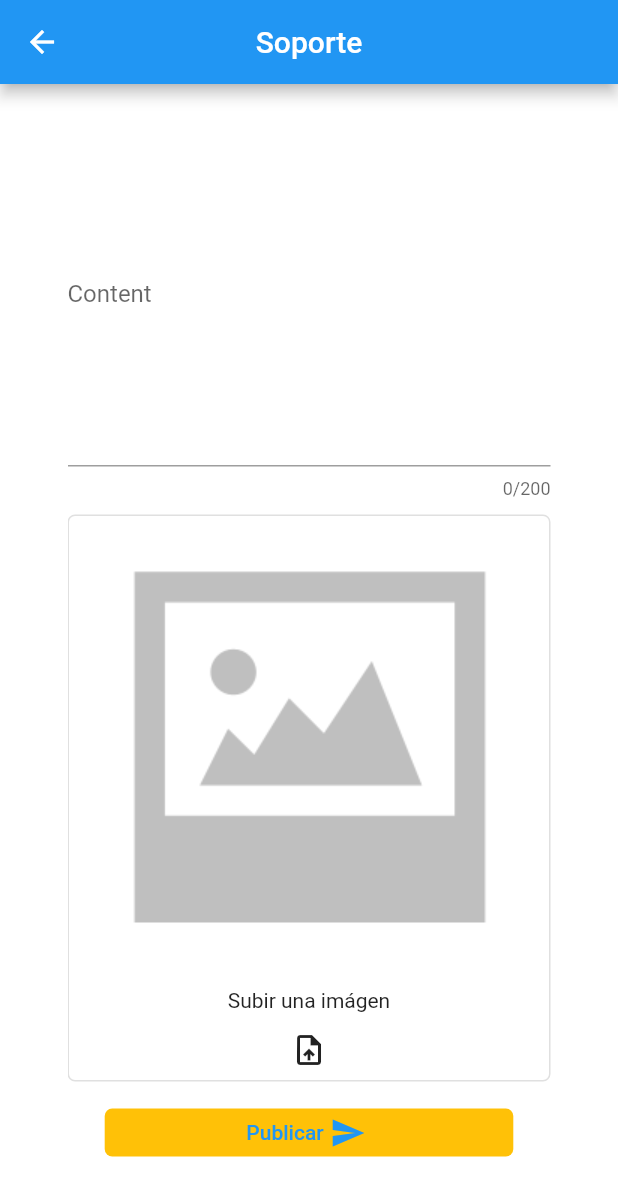
After one commit to dbchango/Codemunity, a Flutter app: the SupporPage screen opened by its route, scrolled down 124 dp, after a tap on "Publicar", on a phone screen of 412 x 824 dp. The commit adds this screen. Shown: the top 1196 px of the screen. Run offline on Flutter 3.47's test engine with Material 2 defaults, Android fonts, the phone set to English and light mode, and no system bars; our stand-ins replace image_picker; missing offline and left inert: mime_type; network calls fail.

Commit message:
Support functions added

```diff
--- a/lib/main.dart
+++ b/lib/main.dart
@@ -1,3 +1,6 @@
+import 'package:code_munnity/pages/login_page.dart';
+import 'package:code_munnity/pages/register_page.dart';
+import 'package:code_munnity/pages/support_page.dart';
 import 'package:flutter/material.dart';
 import 'package:code_munnity/pages/main_page.dart';
 
@@ -28,7 +31,11 @@ class MyApp extends StatelessWidget {
         visualDensity: VisualDensity.adaptivePlatformDensity,
       ),
       routes: {
-        '/': (BuildContext context) => MainPage()
+        '/': (BuildContext context) => MainPage(),
+        '/support': (BuildContext context) => SupporPage(),
+        '/register': (BuildContext context) => RegisterPage(),
+        '/login' : (BuildContext context) => LoginPage(),
+
       },
     );
   }
--- /dev/null
+++ b/lib/models/support_message.dart
@@ -0,0 +1,36 @@
+// To parse this JSON data, do
+//
+//     final message = messageFromJson(jsonString);
+
+import 'dart:convert';
+
+SupportMessage supportMessageFromJson(String str) => SupportMessage.fromJson(json.decode(str));
+
+String supportMessageToJson(SupportMessage data) => json.encode(data.toJson());
+
+class SupportMessage {
+  SupportMessage({
+    this.id,
+    this.title,
+    this.text,
+    this.screenshot,
+  });
+  String id;
+  String title;
+  String text;
+  String screenshot;
+
+  factory SupportMessage.fromJson(Map<String, dynamic> json) => SupportMessage(
+        id : json['id'],
+        title: json["title"],
+        text: json["text"],
+        screenshot: json["screenshot"],
+      );
+
+  Map<String, dynamic> toJson() => {
+        "id":id,
+        "title": title,
+        "text": text,
+        "screenshot": screenshot,
+      };
+}
--- a/lib/pages/article_page.dart
+++ b/lib/pages/article_page.dart
@@ -28,9 +28,10 @@ class _ArticlePageState extends State<ArticlePage> {
          centerTitle: true,
          title: _currentArticle == null ? Text('Articulo'):Text(_currentArticle.title ?? ""),
        ),
-       body: _currentArticle == null ? Center(child:  Container(height:25.0, width:25.0, child: CircularProgressIndicator())):CustomScrollView(slivers: [
+       body: _currentArticle == null ? Center(child:  Container(height:25.0, width:25.0, child: CircularProgressIndicator())):
+       CustomScrollView(slivers: [
         _appBar(_currentArticle.title),
-        SliverList(delegate: SliverChildListDelegate([Text(_currentArticle.title), SizedBox(height: 15.0,)]))
+        SliverList(delegate: SliverChildListDelegate([Text(_currentArticle.content), SizedBox(height: 15.0,)]))
       ],)
     );
   }
--- a/lib/pages/main_page.dart
+++ b/lib/pages/main_page.dart
@@ -1,9 +1,12 @@
 import 'package:code_munnity/models/author.dart';
+import 'package:code_munnity/pages/profile_page.dart';
+import 'package:code_munnity/pages/support_PAGE.dart';
 import 'package:code_munnity/screens/collection_screen.dart';
 import 'package:code_munnity/screens/home_screen.dart';
 import 'package:code_munnity/screens/search_screen.dart';
 import 'package:code_munnity/screens/write_article_screen.dart';
 import 'package:flutter/material.dart';
+
 
 class MainPage extends StatefulWidget {
   MainPage({Key key}) : super(key: key);
@@ -28,6 +31,9 @@ class _MainPageState extends State<MainPage> {
     ),
     CollectionScreen(
       key: PageStorageKey('Colecciones')
+    ),
+    SupporPage(
+      key: PageStorageKey('Soporte')
     )
   ];
 
@@ -50,7 +56,7 @@ class _MainPageState extends State<MainPage> {
       avatarimgurl: "https://yt3.ggpht.com/ytc/AAUvwnivjbUJ86-ZYW6puGnhv0Rey-osg2TL00CF-sEXXw=s900-c-k-c0x00ffffff-no-rj"
       );
     return Scaffold(
-        drawer: _getdrawer(test),
+        drawer: getdrawer(test),
         appBar: AppBar(
           centerTitle: true,
           title: Text('CodeMmunity'),
@@ -84,12 +90,15 @@ class _MainPageState extends State<MainPage> {
           ),
 
     );
+
+
   }
 
-  Widget _getdrawer(Author author){
+  Widget getdrawer(Author author){
     return Drawer(
       child: ListView(
         children: <Widget>[
+
             UserAccountsDrawerHeader(
               accountName: Text(author.name),
               accountEmail: Text(author.mail),
@@ -100,24 +109,28 @@ class _MainPageState extends State<MainPage> {
             ),
             ListTile(
               leading: new Icon(Icons.account_circle_outlined),
-              title: new Text("Profile"),
+              title: new Text("Soporte"),
               onTap: () {
-                Navigator.pop(context);
+                Navigator.push(context, MaterialPageRoute(builder: (context)=> SupporPage()));
               },
             ),
             Divider(),
+
             ListTile(
               leading: new Icon(Icons.home),
               title: new Text("Profile"),
               onTap: () {
-                Navigator.pop(context);
+                Navigator.push(context, MaterialPageRoute(builder: (context)=> ProfilePage()));
               },
             ),
             Divider(),
+
 
         ],
       ),
     );
   }
 
+
+
 }
--- /dev/null
+++ b/lib/pages/profile_page.dart
@@ -0,0 +1,16 @@
+import 'package:flutter/material.dart';
+class ProfilePage extends StatefulWidget {
+  ProfilePage({Key key}) : super(key: key);
+
+  @override
+  _ProfilePageState createState() => _ProfilePageState();
+}
+
+class _ProfilePageState extends State<ProfilePage> {
+  @override
+  Widget build(BuildContext context) {
+    return Container(
+       child: Text("Profile page"),
+    );
+  }
+}
--- /dev/null
+++ b/lib/pages/support_page.dart
@@ -0,0 +1,197 @@
+import 'dart:io';
+
+import 'package:code_munnity/models/support_message.dart';
+import 'package:code_munnity/providers/support_service.dart';
+import 'package:flutter/material.dart';
+import 'package:image_picker/image_picker.dart';
+class SupporPage extends StatefulWidget {
+  SupporPage({Key key}) : super(key: key);
+
+  @override
+  _SupporPageState createState() => _SupporPageState();
+}
+
+class _SupporPageState extends State<SupporPage> {
+  SupportMessage _supportMessage = new SupportMessage();
+  var _size;
+  final formKey = GlobalKey<FormState>();
+  File _img ;
+  SupportService _service = new SupportService();
+  final picker = ImagePicker();
+  @override
+  Widget build(BuildContext context) {
+
+     _size = MediaQuery.of(context).size.width;
+    return Scaffold(
+      appBar: AppBar(
+          centerTitle: true,
+          title: Text('Soporte'),
+        ),
+      body: Container(
+        decoration: BoxDecoration(
+          color: Colors.white
+        ),
+        padding: EdgeInsets.all(40),
+        child: Padding(
+          padding: EdgeInsets.all(5),
+          child: Form(
+            key:formKey,
+            child: ListView(
+              children: <Widget>[
+                Center(child: Text("Escríbenos", style: TextStyle(fontSize: 20, fontWeight: FontWeight.bold),)),
+                _getTitleInput(),
+                _getTextInput(),
+                _getImgBox(),
+                _getSubmitButton()
+              ],
+            )
+          ),
+        )
+      ),
+    );
+  }
+
+  Widget _getTitleInput(){
+    return TextFormField(
+              decoration: InputDecoration(
+                labelText: "Title"
+              ),
+              maxLength: 100,
+              initialValue: _supportMessage.title,
+              onSaved: (value){
+                setState(() {
+                  _supportMessage.title = value;
+                });
+              },
+            );
+  }
+
+  Widget _getTextInput(){
+    return TextFormField(
+          decoration: InputDecoration(
+                labelText: "Content"
+          ),
+          maxLength: 200,
+          maxLines: 10,
+          initialValue: _supportMessage.text,
+          onSaved: (value){
+            setState(() {
+              _supportMessage.text = value;
+            });
+          },
+        );
+  }
+
+  Widget _getSubmitButton(){
+    return GestureDetector(
+      onTap: _submitForm,
+      child: Container(
+
+        child: Row(
+                mainAxisAlignment: MainAxisAlignment.center,
+                children: [
+                  Container(
+                    width: _size*.7,
+
+                    child: TextButton(onPressed: _submitForm, child: Container(
+                      decoration: BoxDecoration(
+                      color: Colors.amber,
+                      borderRadius: BorderRadius.circular(5)
+                    ),
+                      child: Row(
+                        mainAxisAlignment: MainAxisAlignment.center,
+                        children: [
+                          Text("Publicar"),
+                          Padding(
+                            padding: const EdgeInsets.all(4.0),
+                            child: Icon(Icons.send),
+                          ),
+
+                        ],
+                      ),
+                    ))
+                  ),
+
+                ],
+              )
+      ),
+    );
+  }
+
+
+  _getImgBox(){
+    return  Padding(
+              padding: const EdgeInsets.symmetric(vertical: 10.0),
+              child: Container(
+                decoration: BoxDecoration(
+                  borderRadius: BorderRadius.circular(5),
+                  border: Border.all(
+                    color: Colors.black12,
+                    width: 1.0
+                  )
+                ),
+                child: Column(
+                  mainAxisAlignment: MainAxisAlignment.center,
+                  children: <Widget>[
+                    Padding(
+                      padding: EdgeInsets.all(5),
+                     child: _img!=null?Image.file(_img):Image.asset('assets/images/no-image.png'),
+
+                    ),
+                    Padding(
+                      padding: EdgeInsets.all(5.0),
+                      child: Text("Subir una imágen"),
+                    ),
+                    GestureDetector(
+                      onTap: (){
+                        _selectImg();
+                      },
+                      child: Container(
+                      width: 40,
+                      height: 40,
+                      decoration: BoxDecoration(
+                        borderRadius: BorderRadius.circular(5)
+                      ),
+                      child: Icon(Icons.upload_file),
+
+                    )
+                    )
+                  ],
+                )
+              ),
+                );
+  }
+
+  _selectImg() async {
+    final pickedFile = await picker.getImage(source: ImageSource.gallery);
+
+    setState(() {
+      if(pickedFile!=null){
+        _img = File(pickedFile.path);
+      }else{
+        print("No ha seleccionado una imagen");
+      }
+    });
+  }
+
+  _submitForm() async {
+    if( !formKey.currentState.validate() ) return;
+
+    formKey.currentState.save();
+    print(_supportMessage);
+    if (_img != null) {
+      _supportMessage.screenshot = await _service.uploadImage(_img);
+    }
+
+    _service.post(_supportMessage).then((value){
+     if (value != null) {
+        formKey.currentState.reset();
+
+        Scaffold.of(context).showSnackBar(
+          SnackBar(content: Text(value.text)),
+        );
+      }
+    });
+
+  }
+}
--- /dev/null
+++ b/lib/providers/support_service.dart
@@ -0,0 +1,46 @@
+import 'package:code_munnity/models/message_model.dart';
+import 'package:code_munnity/models/support_message.dart';
+import 'package:code_munnity/utils/routes.dart';
+import 'package:http_parser/http_parser.dart';
+import 'package:http/http.dart' as http;
+import 'dart:async';
+import 'dart:convert';
+import 'dart:io';
+import 'package:mime_type/mime_type.dart';
+
+class SupportService{
+  String _urlRoot = fireStoreURL+"supportmessages";
+  Map<String, String> _headers = {"Content-Type": "application/json"};
+
+  SupportService();
+
+  Future<Message> post(SupportMessage sm) async {
+    final resp = await http.post(_urlRoot, headers: _headers, body: supportMessageToJson(sm));
+    if(resp.body.isEmpty) return null;
+    final decodedData = json.decode(resp.body);
+    final message = new Message.fromJson(decodedData);
+    return message;
+  }
+
+  Future<String> uploadImage(File img) async {
+    final url = Uri.parse(cloudinaryURL);
+    final mimeType = mime(img.path).split("/");
+
+    final imageUploadRequest = http.MultipartRequest('POST', url);
+    final file = await http.MultipartFile.fromPath("file", img.path,
+    contentType: MediaType(mimeType[0], mimeType[1]));
+
+    imageUploadRequest.files.add(file);
+
+    final imageResponse = await imageUploadRequest.send();
+    final resp = await http.Response.fromStream(imageResponse);
+    if( resp.statusCode != 200 ){
+      print('Error: ' + resp.body);
+      return null;
+    }
+    final decodedData = json.decode(resp.body);
+    return decodedData['secure_url'];
+  }
+
+
+}
--- a/lib/widgets/article_box_widget.dart
+++ b/lib/widgets/article_box_widget.dart
@@ -102,10 +102,6 @@ class ArticleBoxWidget extends StatelessWidget {
 
                                ],
                              ),
-                             //Spacer(),
-                             //SvgPicture.asset(assetName),
-
-
                            ],
                          ),
                          Container(
@@ -125,9 +121,7 @@ class ArticleBoxWidget extends StatelessWidget {
                                ),
                          ),
                          ),
-
                          Container(
-
                            child: Padding(
                              padding: const EdgeInsets.all(6.0),
                              child: Row(
```
Also changed, not shown: assets/images/no-image.png (added), lib/screens/tempCodeRunnerFile.dart (added).
